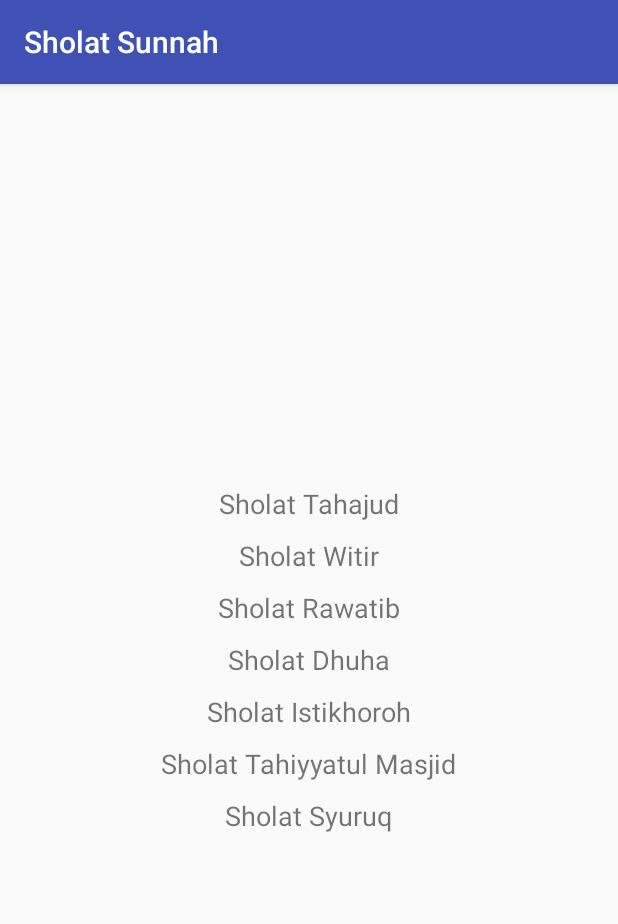
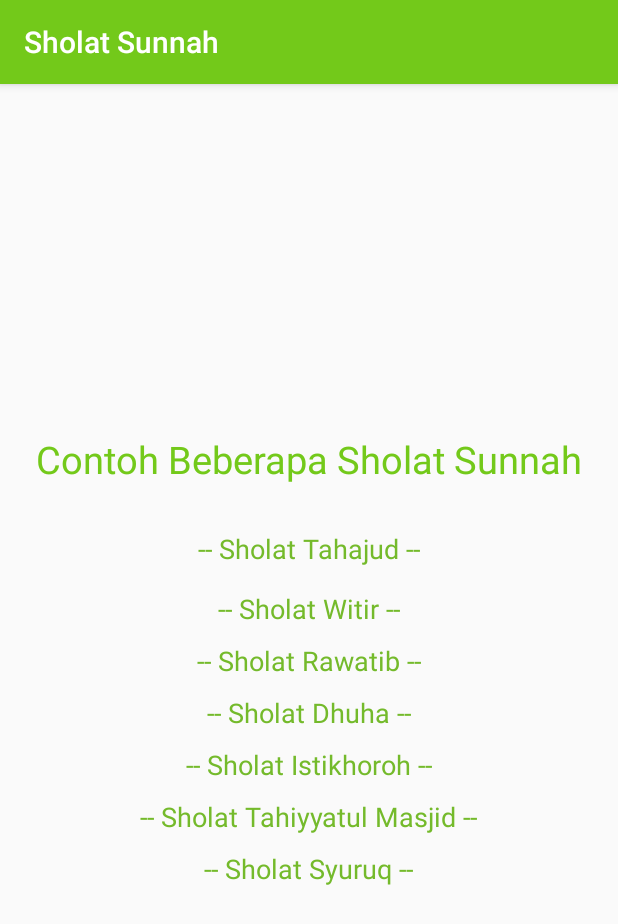
Before and after one commit to FikriElGhaz/SholatSunnahApk, an Android app: the screen it shows after launch (MainActivity), on a phone screen of 412 x 824 dp. Shown: the top 924 px of the screen. Run offline under Robolectric (Android 15) with nearby library versions, the phone set to English and light mode, and no system bars.

Commit message:
sholat sunnah

```diff
--- a/app/src/main/AndroidManifest.xml
+++ b/app/src/main/AndroidManifest.xml
@@ -6,9 +6,9 @@
 
     <application
         android:allowBackup="true"
-        android:icon="@mipmap/ic_launcher"
+        android:icon="@mipmap/glik"
         android:label="@string/app_name"
-        android:roundIcon="@mipmap/ic_launcher_round"
+        android:roundIcon="@mipmap/glik"
         android:supportsRtl="true"
         android:theme="@style/AppTheme">
         <activity android:name=".MainActivity">
--- a/app/src/main/res/layout/activity_main.xml
+++ b/app/src/main/res/layout/activity_main.xml
@@ -4,15 +4,24 @@
     xmlns:tools="http://schemas.android.com/tools"
     android:layout_width="match_parent"
     android:layout_height="match_parent"
-    android:gravity="center"
-    android:orientation="vertical">
+    android:orientation="vertical"
+    android:gravity="center">
+
+    <TextView
+    android:layout_width="wrap_content"
+    android:layout_height="wrap_content"
+    android:text="@string/contoh_beberapa_sholat_sunnah"
+    android:textSize="25sp"
+    android:textColor="@color/colorPrimary"/>
 
     <TextView
         android:id="@+id/tahajud"
         android:layout_width="wrap_content"
         android:layout_height="wrap_content"
         android:text="@string/sholat_tahajud"
-        android:textSize="18sp" />
+        android:textSize="18sp"
+        android:textColor="@color/colorPrimaryDark"
+        android:layout_marginTop="30dp"/>
 
     <TextView
         android:id="@+id/witir"
@@ -20,7 +29,8 @@
         android:layout_height="wrap_content"
         android:text="@string/sholat_witir"
         android:textSize="18sp"
-        android:layout_marginTop="10dp"/>
+        android:layout_marginTop="15dp"
+        android:textColor="@color/colorPrimaryDark"/>
 
     <TextView
         android:id="@+id/rawatib"
@@ -28,7 +38,8 @@
         android:layout_height="wrap_content"
         android:text="@string/sholat_rawatib"
         android:textSize="18sp"
-        android:layout_marginTop="10dp"/>
+        android:layout_marginTop="10dp"
+        android:textColor="@color/colorPrimaryDark"/>
 
     <TextView
         android:id="@+id/dhuha"
@@ -36,7 +47,8 @@
         android:layout_height="wrap_content"
         android:text="@string/sholat_dhuha"
         android:textSize="18sp"
-        android:layout_marginTop="10dp"/>
+        android:layout_marginTop="10dp"
+        android:textColor="@color/colorPrimaryDark"/>
 
     <TextView
         android:id="@+id/istikhoroh"
@@ -44,7 +56,8 @@
         android:layout_height="wrap_content"
         android:text="@string/sholat_istikhoroh"
         android:textSize="18sp"
-        android:layout_marginTop="10dp"/>
+        android:layout_marginTop="10dp"
+        android:textColor="@color/colorPrimaryDark"/>
 
     <TextView
         android:id="@+id/tahiyyatulmasjid"
@@ -52,7 +65,8 @@
         android:layout_height="wrap_content"
         android:text="@string/sholat_tahiyyatul_masjid"
         android:textSize="18dp"
-        android:layout_marginTop="10dp"/>
+        android:layout_marginTop="10dp"
+        android:textColor="@color/colorPrimaryDark"/>
 
     <TextView
         android:id="@+id/syuruq"
@@ -60,6 +74,7 @@
         android:layout_height="wrap_content"
         android:text="@string/sholat_syuruq"
         android:textSize="18sp"
-        android:layout_marginTop="10dp"/>
+        android:layout_marginTop="10dp"
+        android:textColor="@color/colorPrimaryDark"/>
 
 </LinearLayout>
--- a/app/src/main/res/values/colors.xml
+++ b/app/src/main/res/values/colors.xml
@@ -1,6 +1,6 @@
 <?xml version="1.0" encoding="utf-8"?>
 <resources>
-    <color name="colorPrimary">#3F51B5</color>
-    <color name="colorPrimaryDark">#303F9F</color>
+    <color name="colorPrimary">#73c91a</color>
+    <color name="colorPrimaryDark">#74ba2b</color>
     <color name="colorAccent">#FF4081</color>
 </resources>
--- a/app/src/main/res/values/strings.xml
+++ b/app/src/main/res/values/strings.xml
@@ -1,10 +1,11 @@
 <resources>
     <string name="app_name">Sholat Sunnah</string>
-    <string name="sholat_tahajud">Sholat Tahajud</string>
-    <string name="sholat_witir">Sholat Witir</string>
-    <string name="sholat_rawatib">Sholat Rawatib</string>
-    <string name="sholat_dhuha">Sholat Dhuha</string>
-    <string name="sholat_istikhoroh">Sholat Istikhoroh</string>
-    <string name="sholat_tahiyyatul_masjid">Sholat Tahiyyatul Masjid</string>
-    <string name="sholat_syuruq">Sholat Syuruq</string>
+    <string name="sholat_tahajud">-- Sholat Tahajud --</string>
+    <string name="sholat_witir">-- Sholat Witir --</string>
+    <string name="sholat_rawatib">-- Sholat Rawatib --</string>
+    <string name="sholat_dhuha">-- Sholat Dhuha --</string>
+    <string name="sholat_istikhoroh">-- Sholat Istikhoroh --</string>
+    <string name="sholat_tahiyyatul_masjid">-- Sholat Tahiyyatul Masjid --</string>
+    <string name="sholat_syuruq">-- Sholat Syuruq --</string>
+    <string name="contoh_beberapa_sholat_sunnah">Contoh Beberapa Sholat Sunnah</string>
 </resources>
```
Also changed, not shown: app/src/main/res/mipmap-xxhdpi/glik.png (added).
